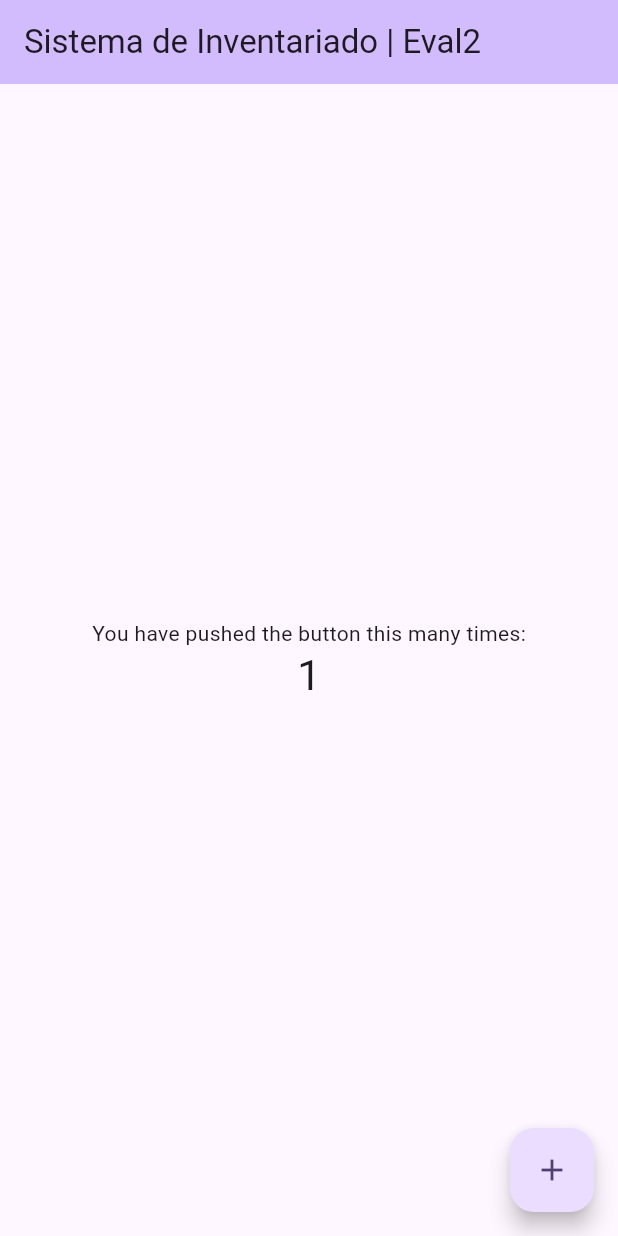
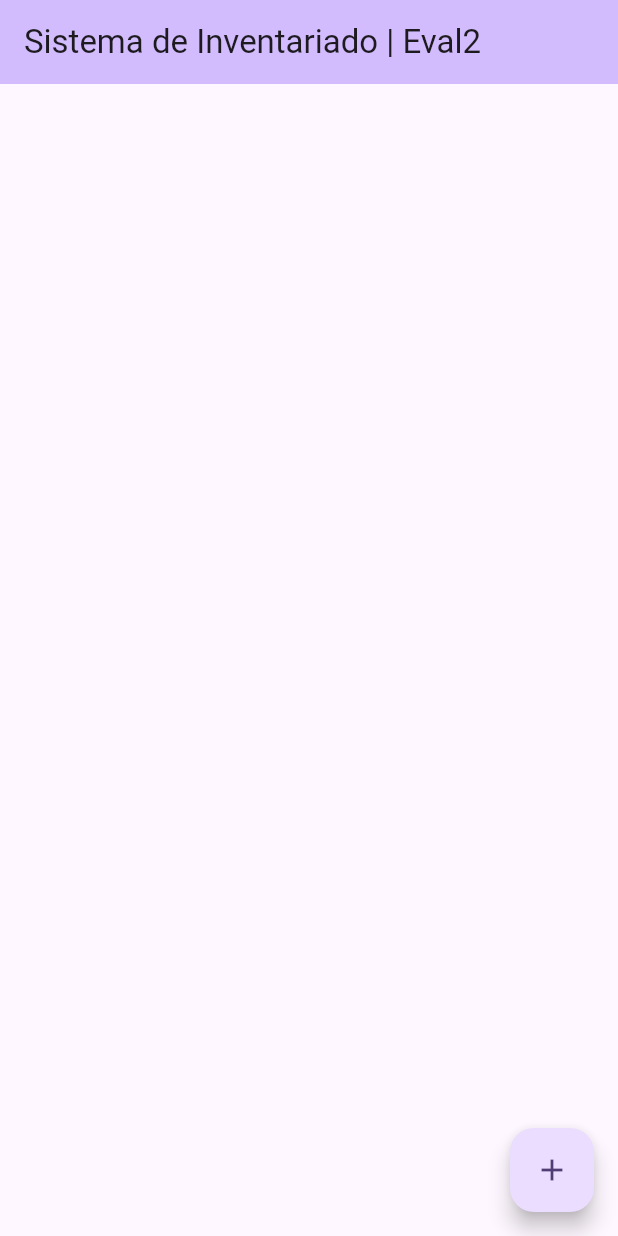
Before and after one commit to vladigarcia/eval2_dsw21a, a Flutter app: the screen it shows after launch, after a tap on the "add" icon, on a phone screen of 412 x 824 dp. Run offline on Flutter 3.47's test engine with Material 2 defaults, Android fonts, the light colour scheme and no system bars; our stand-ins replace cloud_firestore; accounts and stored records are empty.

Commit message:
fuera contador
contador fuera

```diff
--- a/lib/main.dart
+++ b/lib/main.dart
@@ -13,6 +13,7 @@ class MyApp extends StatelessWidget {
   @override
   Widget build(BuildContext context) {
     return MaterialApp(
+      debugShowCheckedModeBanner: false,
       title: 'Flutter Demo',
       theme: ThemeData(
 
--- a/lib/pages/crud.dart
+++ b/lib/pages/crud.dart
@@ -10,14 +10,7 @@ class MyHomePage extends StatefulWidget {
 }
 
 class _MyHomePageState extends State<MyHomePage> {
-  int _counter = 0;
 
-  void _incrementCounter() {
-    setState(() {
-
-      _counter++;
-    });
-  }
 
   @override
   Widget build(BuildContext context) {
@@ -35,18 +28,12 @@ class _MyHomePageState extends State<MyHomePage> {
 
           mainAxisAlignment: MainAxisAlignment.center,
           children: <Widget>[
-            const Text(
-              'You have pushed the button this many times:',
-            ),
-            Text(
-              '$_counter',
-              style: Theme.of(context).textTheme.headlineMedium,
-            ),
+
           ],
         ),
       ),
       floatingActionButton: FloatingActionButton(
-        onPressed: _incrementCounter,
+        onPressed:() {},
         tooltip: 'Increment',
         child: const Icon(Icons.add),
       ), // This trailing comma makes auto-formatting nicer for build methods.
```
